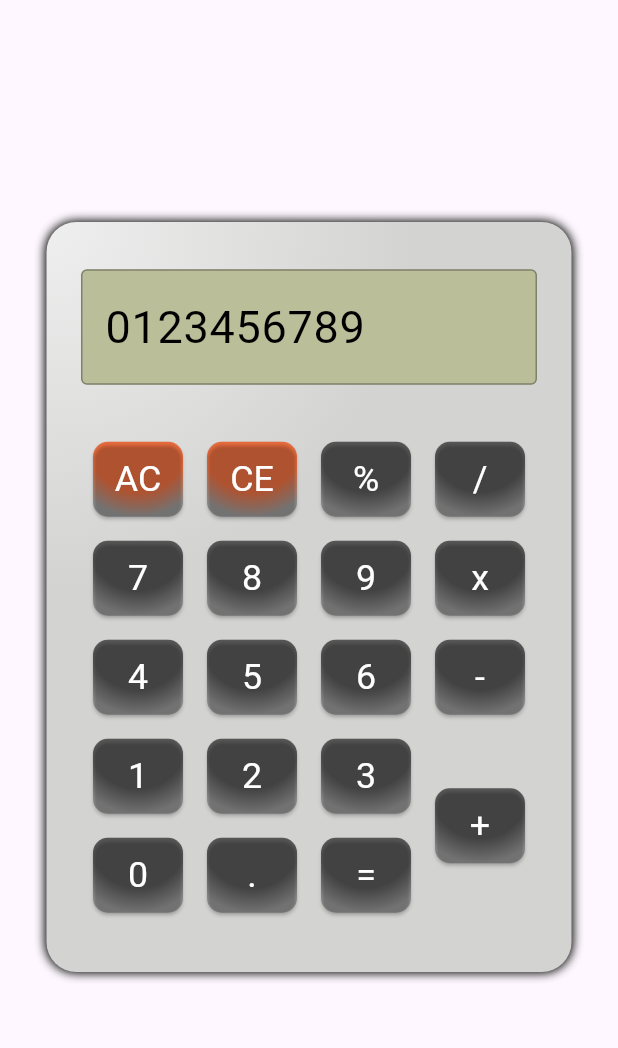
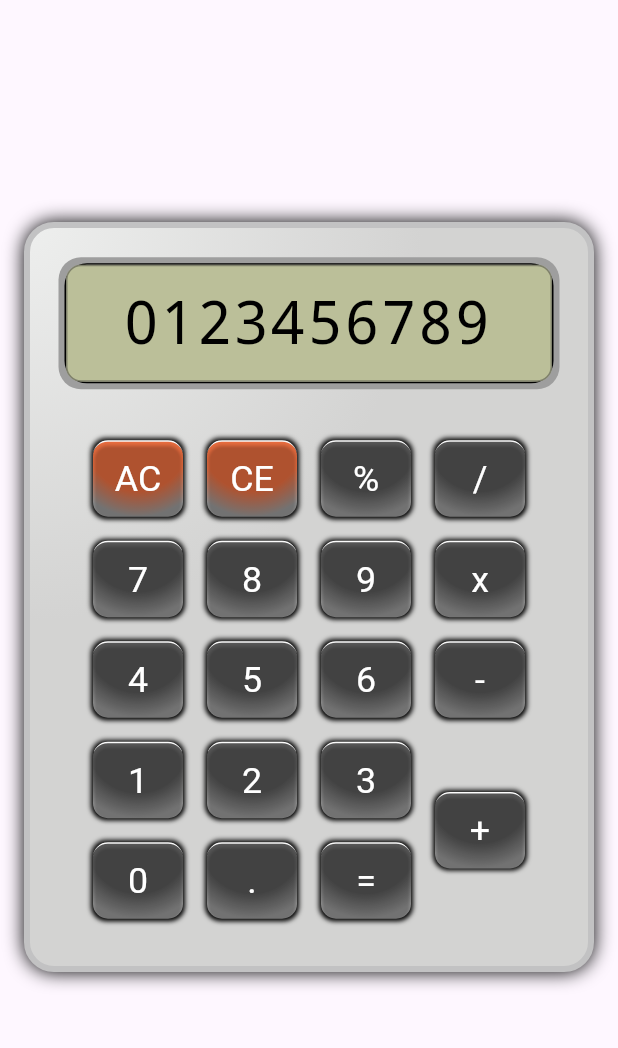
Before and after one commit to davopaco/mobile-apps, a Flutter app: the screen it shows after launch, on a phone screen of 412 x 824 dp, the part 63-1111 px from its top. Run offline on Flutter 3.47's test engine with Material 3 defaults, Android fonts, the phone set to English and light mode, and no system bars.

Commit message:
style: :lipstick: Changed elevated buttons and other changes
Now the buttons have the border on top with a white color so it has the appearence that it's a 3D button. Also made some adjustments on other borders to make them more look-a-like to the calculator

```diff
--- a/calculator/lib/calculadora.dart
+++ b/calculator/lib/calculadora.dart
@@ -26,6 +26,10 @@ Widget calculatorButton(String symbol) {
       padding: const EdgeInsets.all(8),
       child: Container(
           decoration: BoxDecoration(
+              border: Border(top: BorderSide(color: Colors.white, width: 1)),
+              boxShadow: [
+                BoxShadow(color: Colors.black, spreadRadius: 1, blurRadius: 2)
+              ],
               borderRadius: BorderRadius.circular(10),
               gradient: RadialGradient(
                   center: const Alignment(0, -1),
@@ -62,13 +66,11 @@ class _CalculatorState extends State<Calculator> {
           padding: const EdgeInsets.all(16.0),
           child: Container(
               padding: const EdgeInsets.all(23),
-              width: 350,
+              width: 380,
               height: 500,
               decoration: BoxDecoration(
-                  boxShadow: [
-                    BoxShadow(color: Colors.grey, blurRadius: 5),
-                    BoxShadow(color: Colors.black, blurRadius: 5)
-                  ],
+                  boxShadow: [BoxShadow(color: Colors.black, blurRadius: 10)],
+                  border: Border.all(color: Color(0xFFC2C2C3), width: 4),
                   borderRadius: BorderRadius.circular(20),
                   gradient: const RadialGradient(
                     center: Alignment(-1, -1),
@@ -82,16 +84,29 @@ class _CalculatorState extends State<Calculator> {
                 mainAxisAlignment: MainAxisAlignment.center,
                 crossAxisAlignment: CrossAxisAlignment.center,
                 children: <Widget>[
-                  TextField(
-                    enabled: false,
-                    obscureText: false,
-                    style: const TextStyle(fontSize: 30, color: Colors.black),
-                    decoration: const InputDecoration(
-                        filled: true,
-                        border: OutlineInputBorder(),
-                        fillColor: Color(0xFFBBBF99)),
-                    controller: TextEditingController(text: "0123456789"),
-                  ),
+                  Container(
+                      decoration: BoxDecoration(
+                          border: Border.all(color: Colors.black, width: 1),
+                          borderRadius: BorderRadius.circular(15),
+                          boxShadow: <BoxShadow>[
+                            BoxShadow(color: Colors.grey, spreadRadius: 4)
+                          ]),
+                      child: TextField(
+                        textAlign: TextAlign.center,
+                        enabled: false,
+                        obscureText: false,
+                        style: const TextStyle(
+                            fontSize: 40,
+                            color: Colors.black,
+                            fontFamily: 'Courier'),
+                        decoration: InputDecoration(
+                            contentPadding: const EdgeInsets.all(9),
+                            filled: true,
+                            border: OutlineInputBorder(
+                                borderRadius: BorderRadius.circular(10)),
+                            fillColor: const Color(0xFFBBBF99)),
+                        controller: TextEditingController(text: "0123456789"),
+                      )),
                   const SizedBox(
                     height: 30,
                     width: 100,
```
